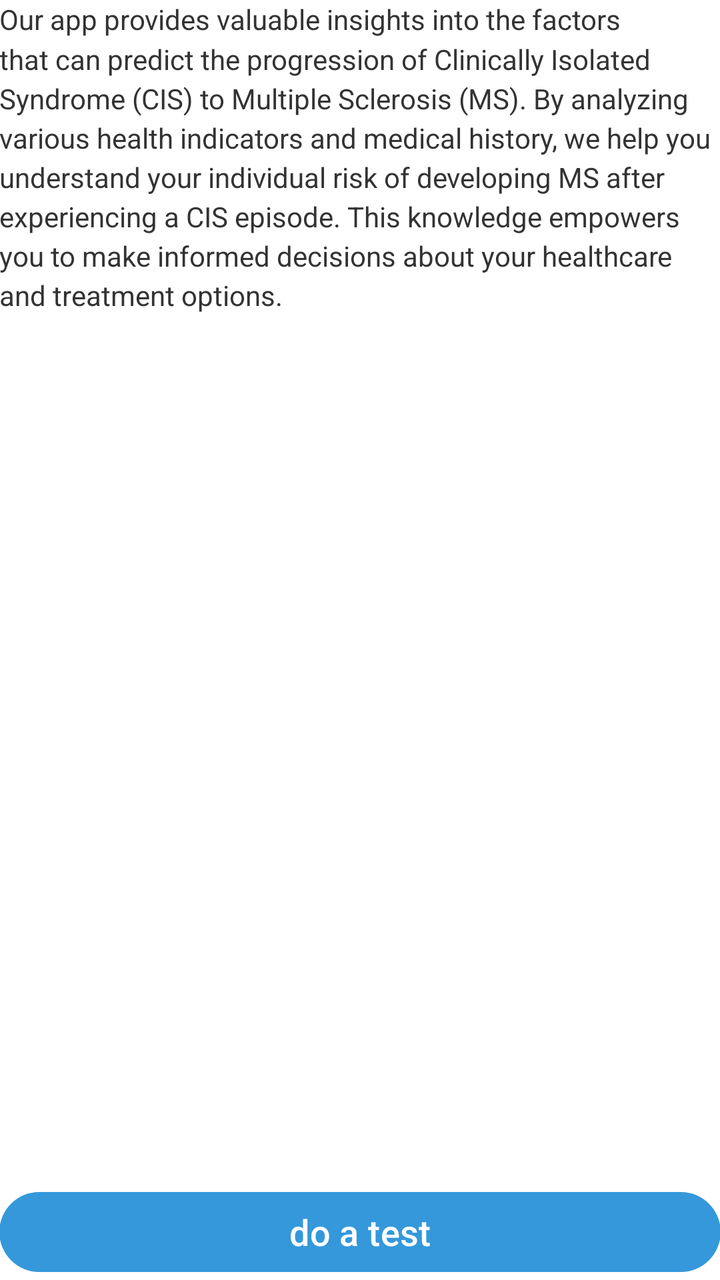
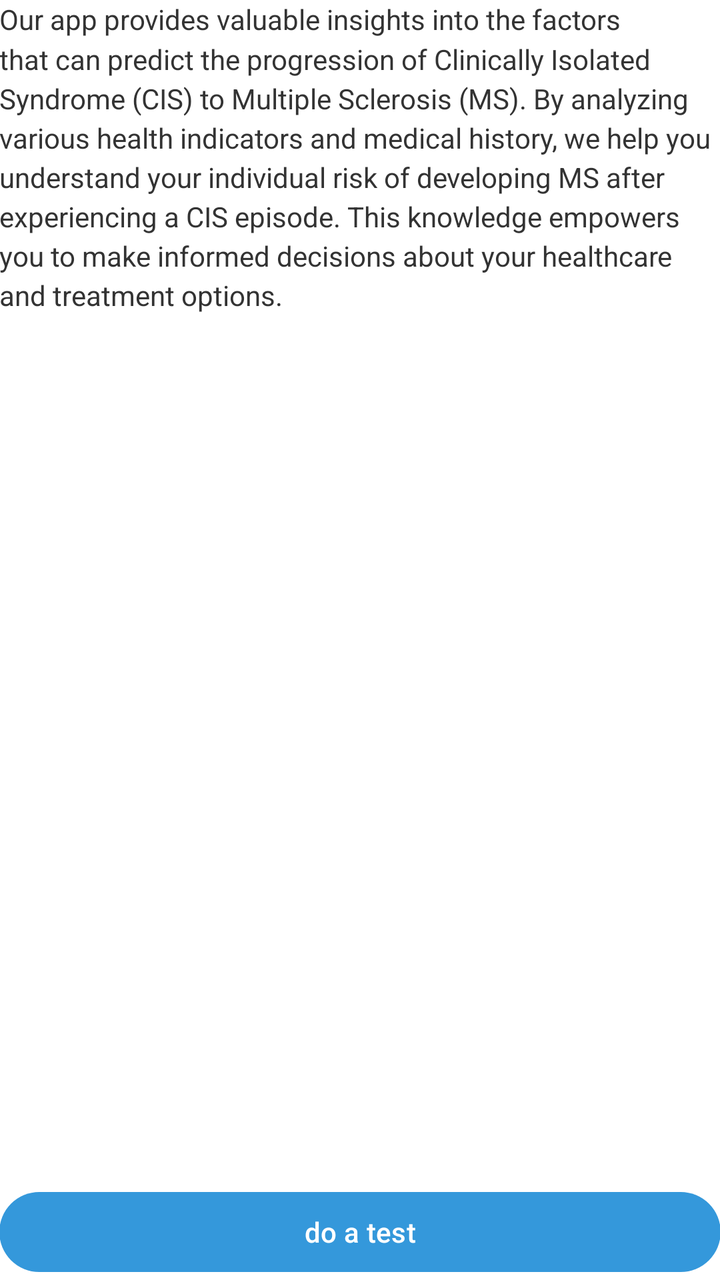

Compare the two renders of this Android layout. The source of the first and the diff that turns it into the second are given below.
<!-- AndroidManifest.xml: application theme Theme.MSApplication -->
<!-- res/layout/activity_cis.xml -->
<?xml version="1.0" encoding="utf-8"?>
<RelativeLayout
    xmlns:android="http://schemas.android.com/apk/res/android"
    xmlns:tools="http://schemas.android.com/tools"
    android:layout_width="match_parent"
    android:layout_height="match_parent"
    android:orientation="vertical"
    android:gravity="center_horizontal"
    android:padding="@dimen/_16sdp"
    tools:context=".CisActivity">

    <TextView
        android:id="@+id/cis_tv"
        android:layout_width="wrap_content"
        android:layout_height="wrap_content"
        android:text="Our app provides valuable insights into the factors that can predict the progression of Clinically Isolated Syndrome (CIS) to Multiple Sclerosis (MS). By analyzing various health indicators and medical history, we help you understand your individual risk of developing MS after experiencing a CIS episode. This knowledge empowers you to make informed decisions about your healthcare and treatment options."
        android:textSize="@dimen/_16sdp"
        android:lineSpacingMultiplier="1.2"
        android:textStyle="normal"
        android:paddingStart="@dimen/_16sdp"
        android:paddingEnd="@dimen/_16sdp"
        android:layout_marginTop="@dimen/_16sdp"/>

    <Button
        android:id="@+id/do_a_cis_test_btn"
        android:layout_width="wrap_content"
        android:layout_height="wrap_content"
        android:layout_alignParentStart="true"
        android:layout_alignParentEnd="true"
        android:layout_alignParentBottom="true"
        android:layout_marginStart="@dimen/_16sdp"
        android:layout_marginEnd="@dimen/_16sdp"
        android:layout_marginBottom="@dimen/_16sdp"
        android:text="do a test"
        android:textSize="18sp" />

</RelativeLayout>
<!-- resources referenced by this layout -->
<resources>
  <style name="Theme.MSApplication" parent="Base.Theme.MSApplication" />
  <style name="Base.Theme.MSApplication" parent="Theme.Material3.DayNight.NoActionBar">
  
  
          
          <item name="colorPrimary">@color/healthBlue</item>
  
          
          <item name="colorPrimaryDark">@color/healthDarkBlue</item>
  
          
          <item name="colorAccent">@color/healthGreen</item>
  
          
          <item name="android:windowBackground">@color/healthWhite</item>
  
          
          <item name="cardBackgroundColor">@color/healthWhite</item>
  
          
          <item name="android:textColor">@color/healthDarkGray</item>
  
      </style>
  <color name="healthBlue">#3498db</color>
  <color name="healthDarkBlue">#1f3a93</color>
  <color name="healthGreen">#2ecc71</color>
  <color name="healthWhite">#FFFFFFFF</color>
  <color name="healthDarkGray">#333333</color>
</resources>

<!-- the commit's change to res/layout/activity_cis.xml (unified diff, before → after) -->
@@ -32,6 +32,6 @@
         android:layout_marginEnd="@dimen/_16sdp"
         android:layout_marginBottom="@dimen/_16sdp"
         android:text="do a test"
-        android:textSize="18sp" />
+        android:textSize="@dimen/_14ssp" />
 
 </RelativeLayout>
